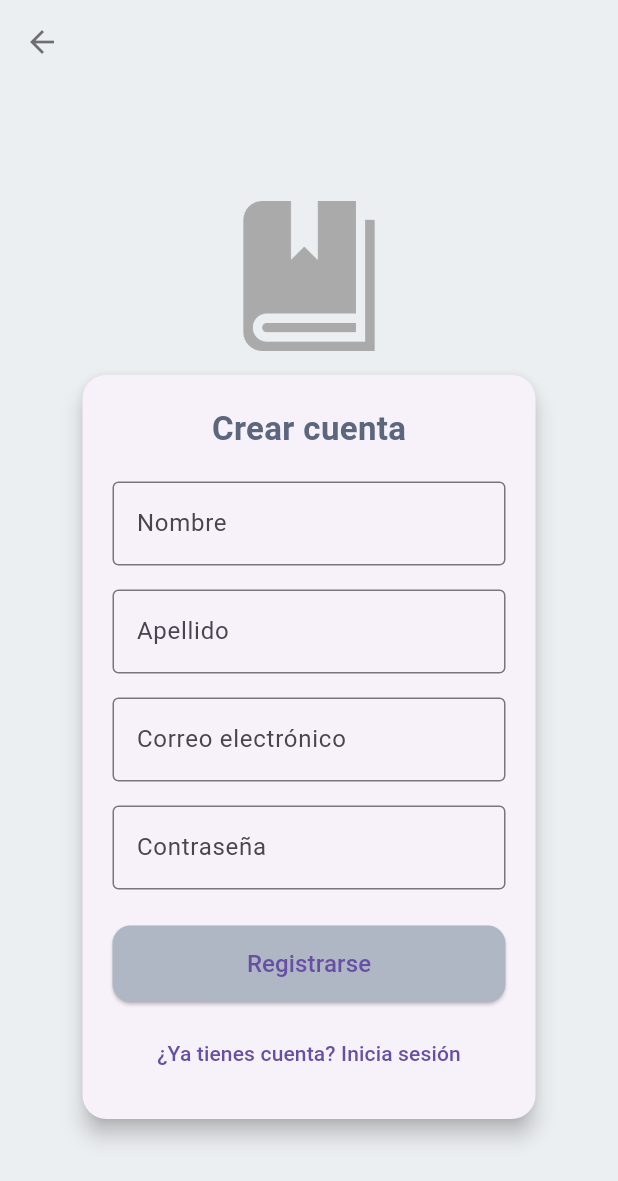
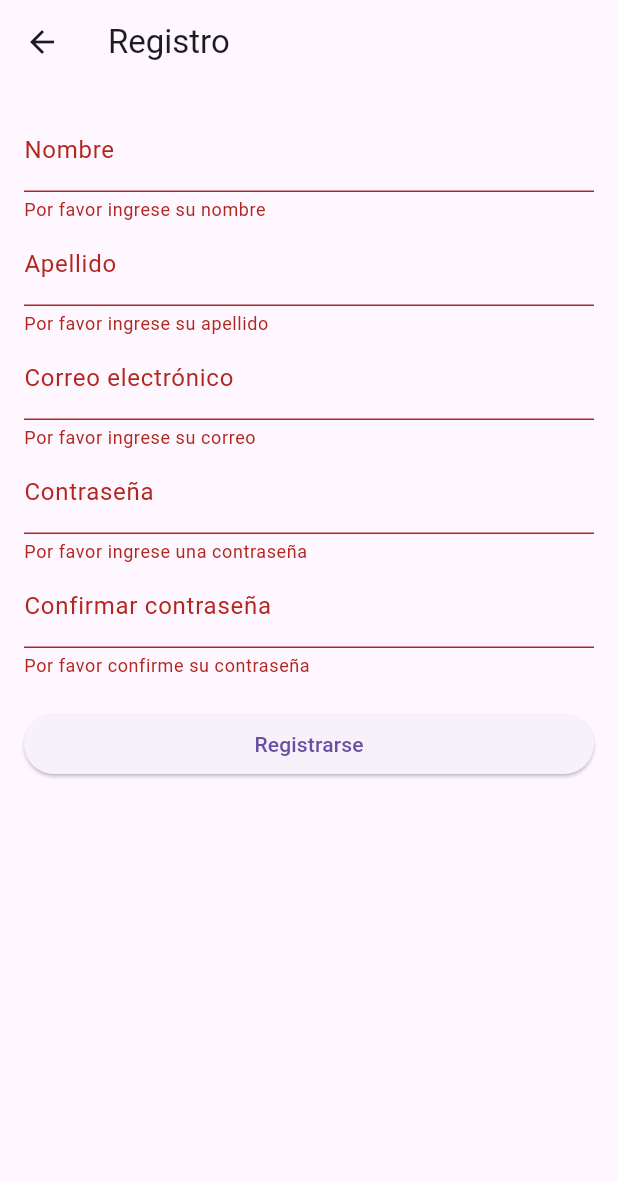
Before and after one commit to Alexyz51/flutter_application_1, a Flutter app: the RegisterScreen screen opened by its route, after a tap on "Registrarse", on a phone screen of 412 x 824 dp. Shown: the top 1181 px of the screen. Run offline on Flutter 3.47's test engine with Material 3 defaults, Android fonts, the phone set to English and light mode, and no system bars; our stand-ins replace firebase_core; accounts and stored records are empty.

```diff
--- a/lib/src/pages/register_screen.dart
+++ b/lib/src/pages/register_screen.dart
@@ -8,146 +8,117 @@ class RegisterScreen extends StatefulWidget {
 }
 
 class _RegisterScreenState extends State<RegisterScreen> {
-  final TextEditingController nameController = TextEditingController();
-  final TextEditingController surnameController = TextEditingController();
-  final TextEditingController emailController = TextEditingController();
-  final TextEditingController passwordController = TextEditingController();
+  final _formKey = GlobalKey<FormState>();
+  final _nombreController = TextEditingController();
+  final _apellidoController = TextEditingController();
+  final _emailController = TextEditingController();
+  final _passwordController = TextEditingController();
+  final _confirmPasswordController = TextEditingController();
 
   @override
   void dispose() {
-    nameController.dispose();
-    surnameController.dispose();
-    emailController.dispose();
-    passwordController.dispose();
+    _nombreController.dispose();
+    _apellidoController.dispose();
+    _emailController.dispose();
+    _passwordController.dispose();
+    _confirmPasswordController.dispose();
     super.dispose();
+  }
+
+  void _registrarUsuario() {
+    if (_formKey.currentState!.validate()) {
+      // Aquí iría la lógica para guardar el usuario
+      // Por ejemplo, llamar a Firebase Auth o guardar en Firestore con hash
+      print("Nombre: ${_nombreController.text}");
+      print("Apellido: ${_apellidoController.text}");
+      print("Correo: ${_emailController.text}");
+      print(
+        "Contraseña (en texto plano, NO hacer esto en producción): ${_passwordController.text}",
+      );
+    }
   }
 
   @override
   Widget build(BuildContext context) {
     return Scaffold(
-      backgroundColor: const Color(0xFFECEFF1),
-      appBar: AppBar(
-        backgroundColor: Colors.transparent,
-        elevation: 0,
-        leading: IconButton(
-          icon: const Icon(Icons.arrow_back, color: Colors.black54),
-          onPressed: () => Navigator.pop(context),
-        ),
-      ),
-      body: Center(
-        child: SingleChildScrollView(
-          child: Column(
+      appBar: AppBar(title: const Text("Registro")),
+      body: Padding(
+        padding: const EdgeInsets.all(16.0),
+        child: Form(
+          key: _formKey,
+          child: ListView(
             children: [
-              const Image(
-                image: AssetImage("assets/book.png"),
-                width: 100,
-                height: 100,
+              TextFormField(
+                controller: _nombreController,
+                decoration: const InputDecoration(labelText: "Nombre"),
+                validator: (value) {
+                  if (value == null || value.isEmpty) {
+                    return "Por favor ingrese su nombre";
+                  }
+                  return null;
+                },
               ),
-              const SizedBox(height: 16),
-              ConstrainedBox(
-                constraints: const BoxConstraints(maxWidth: 350),
-                child: Card(
-                  elevation: 6,
-                  shape: RoundedRectangleBorder(
-                    borderRadius: BorderRadius.circular(16),
-                  ),
-                  margin: const EdgeInsets.symmetric(horizontal: 24),
-                  child: Padding(
-                    padding: const EdgeInsets.all(20.0),
-                    child: Column(
-                      mainAxisSize: MainAxisSize.min,
-                      children: [
-                        const Text(
-                          "Crear cuenta",
-                          style: TextStyle(
-                            fontSize: 22,
-                            fontWeight: FontWeight.bold,
-                            color: Color.fromARGB(255, 92, 103, 126),
-                          ),
-                        ),
-                        const SizedBox(height: 20),
-
-                        TextField(
-                          controller: nameController,
-                          decoration: const InputDecoration(
-                            labelText: "Nombre",
-                            border: OutlineInputBorder(),
-                          ),
-                        ),
-                        const SizedBox(height: 16),
-
-                        TextField(
-                          controller: surnameController,
-                          decoration: const InputDecoration(
-                            labelText: "Apellido",
-                            border: OutlineInputBorder(),
-                          ),
-                        ),
-                        const SizedBox(height: 16),
-
-                        TextField(
-                          controller: emailController,
-                          keyboardType: TextInputType.emailAddress,
-                          decoration: const InputDecoration(
-                            labelText: "Correo electrónico",
-                            border: OutlineInputBorder(),
-                          ),
-                        ),
-                        const SizedBox(height: 16),
-
-                        TextField(
-                          controller: passwordController,
-                          obscureText: true,
-                          decoration: const InputDecoration(
-                            labelText: "Contraseña",
-                            border: OutlineInputBorder(),
-                          ),
-                        ),
-                        const SizedBox(height: 24),
-
-                        SizedBox(
-                          width: double.infinity,
-                          child: ElevatedButton(
-                            onPressed: () {
-                              // Aquí puedes guardar los datos en Firestore
-                              print("Nombre: ${nameController.text}");
-                              print("Apellido: ${surnameController.text}");
-                              print("Email: ${emailController.text}");
-                              print("Password: ${passwordController.text}");
-                            },
-                            style: ElevatedButton.styleFrom(
-                              backgroundColor: const Color.fromARGB(
-                                255,
-                                175,
-                                183,
-                                197,
-                              ),
-                              padding: const EdgeInsets.symmetric(vertical: 14),
-                              shape: RoundedRectangleBorder(
-                                borderRadius: BorderRadius.circular(12),
-                              ),
-                            ),
-                            child: const Text(
-                              "Registrarse",
-                              style: TextStyle(fontSize: 16),
-                            ),
-                          ),
-                        ),
-
-                        const SizedBox(height: 10),
-
-                        TextButton(
-                          onPressed: () {
-                            Navigator.pop(
-                              context,
-                            ); // Volver a pantalla anterior
-                          },
-                          child: const Text("¿Ya tienes cuenta? Inicia sesión"),
-                        ),
-                      ],
-                    ),
-                  ),
+              TextFormField(
+                controller: _apellidoController,
+                decoration: const InputDecoration(labelText: "Apellido"),
+                validator: (value) {
+                  if (value == null || value.isEmpty) {
+                    return "Por favor ingrese su apellido";
+                  }
+                  return null;
+                },
+              ),
+              TextFormField(
+                controller: _emailController,
+                decoration: const InputDecoration(
+                  labelText: "Correo electrónico",
                 ),
+                keyboardType: TextInputType.emailAddress,
+                validator: (value) {
+                  if (value == null || value.isEmpty) {
+                    return "Por favor ingrese su correo";
+                  }
+                  final emailRegex = RegExp(r'^[^@]+@[^@]+\.[^@]+');
+                  if (!emailRegex.hasMatch(value)) {
+                    return "Correo no válido";
+                  }
+                  return null;
+                },
+              ),
+              TextFormField(
+                controller: _passwordController,
+                obscureText: true,
+                decoration: const InputDecoration(labelText: "Contraseña"),
+                validator: (value) {
+                  if (value == null || value.isEmpty) {
+                    return "Por favor ingrese una contraseña";
+                  }
+                  if (value.length < 6) {
+                    return "La contraseña debe tener al menos 6 caracteres";
+                  }
+                  return null;
+                },
+              ),
+              TextFormField(
+                controller: _confirmPasswordController,
+                obscureText: true,
+                decoration: const InputDecoration(
+                  labelText: "Confirmar contraseña",
+                ),
+                validator: (value) {
+                  if (value == null || value.isEmpty) {
+                    return "Por favor confirme su contraseña";
+                  }
+                  if (value != _passwordController.text) {
+                    return "Las contraseñas no coinciden";
+                  }
+                  return null;
+                },
+              ),
+              const SizedBox(height: 20),
+              ElevatedButton(
+                onPressed: _registrarUsuario,
+                child: const Text("Registrarse"),
               ),
             ],
           ),
--- a/pubspec.yaml
+++ b/pubspec.yaml
@@ -37,6 +37,7 @@ dependencies:
   # Adding firebase for the proyect.
   firebase_core: ^3.15.1
   cloud_firestore: ^5.6.11
+  firebase_auth: ^5.6.2
 
 dev_dependencies:
   flutter_test:
```
Also changed, not shown: pubspec.lock, 3 other files.
